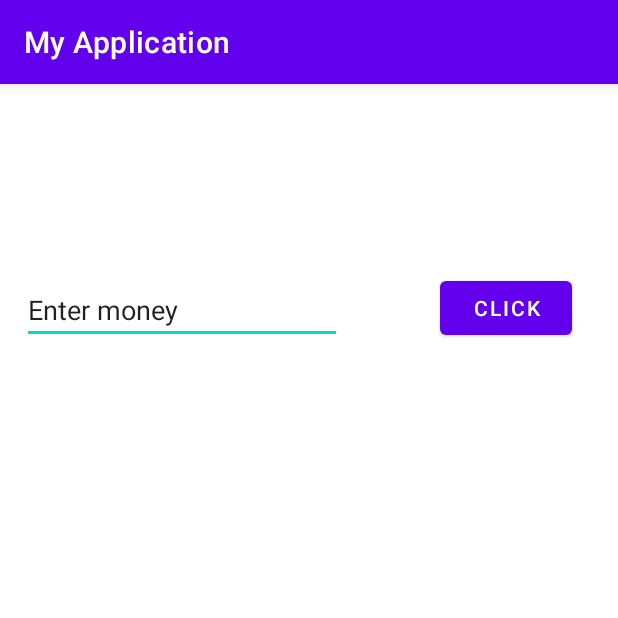
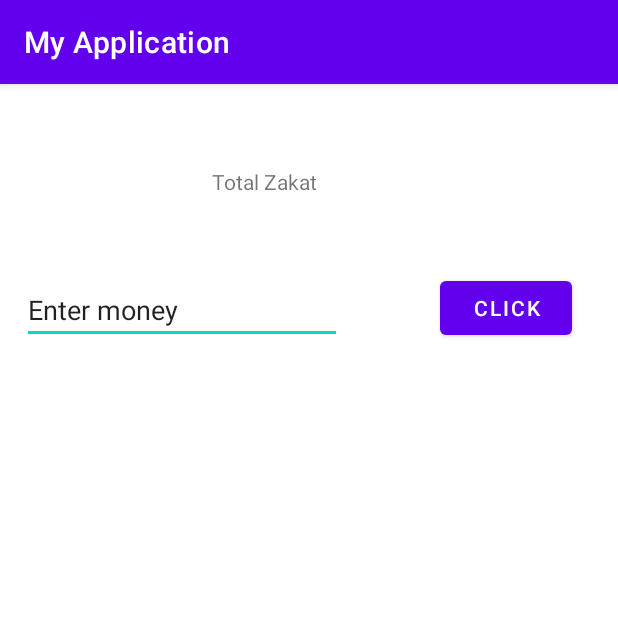
Before and after one commit to umairbitf18a523/Assignment2, an Android app: the screen it shows after launch (MainActivity), on a phone screen of 412 x 824 dp, the top half of it. Run offline under Robolectric (Android 15) with nearby library versions, the phone set to English and light mode, and no system bars.

Commit message:
textView is added

```diff
--- a/app/src/main/java/com/example/myapplication/MainActivity.java
+++ b/app/src/main/java/com/example/myapplication/MainActivity.java
@@ -3,7 +3,9 @@ package com.example.myapplication;
 import androidx.appcompat.app.AppCompatActivity;
 
 import android.os.Bundle;
+import android.widget.Button;
 import android.widget.EditText;
+import android.widget.TextView;
 
 public class MainActivity extends AppCompatActivity {
 
@@ -12,6 +14,14 @@ public class MainActivity extends AppCompatActivity {
         super.onCreate(savedInstanceState);
         setContentView(R.layout.activity_main);
 
+        //create references
+
+        EditText firstText =(EditText) findViewById(R.id.text1);
+        TextView result =(TextView) findViewById(R.id.textView);
+        Button onMoney = (Button) findViewById(R.id.button1);
+
+        //onclick button
+
 
 
     }
--- a/app/src/main/res/layout/activity_main.xml
+++ b/app/src/main/res/layout/activity_main.xml
@@ -33,4 +33,14 @@
         app:layout_constraintTop_toTopOf="parent"
         app:layout_constraintVertical_bias="0.177" />
 
+    <TextView
+        android:id="@+id/textView"
+        android:layout_width="129dp"
+        android:layout_height="18dp"
+        android:text="Total Zakat"
+        app:layout_constraintBottom_toTopOf="@+id/text1"
+        app:layout_constraintEnd_toEndOf="parent"
+        app:layout_constraintStart_toStartOf="parent"
+        app:layout_constraintTop_toTopOf="parent" />
+
 </androidx.constraintlayout.widget.ConstraintLayout>
```
